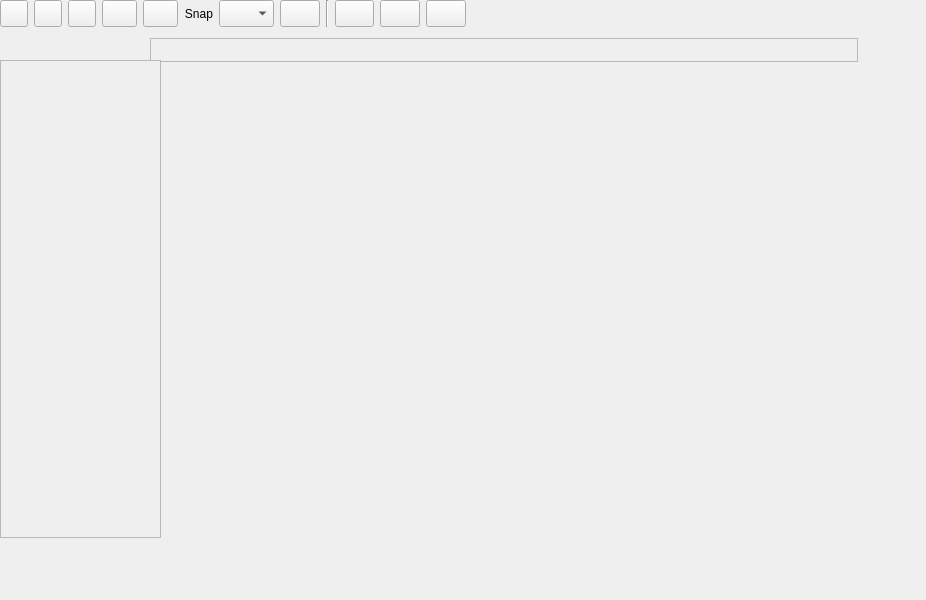
Old version of the form seq_qt5/forms/qperfeditframe64.ui in the repository ahlstromcj/sequencer64.
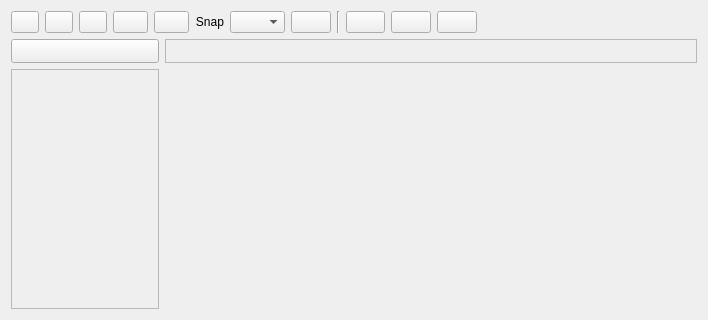
New version of the form. Custom widgets are drawn as their Qt base class.

Commit message: Fixed qperf scroll/size issues, qseqroll issues.

```diff
--- a/seq_qt5/forms/qperfeditframe64.ui
+++ b/seq_qt5/forms/qperfeditframe64.ui
@@ -6,8 +6,8 @@
    <rect>
     <x>0</x>
     <y>0</y>
-    <width>926</width>
-    <height>600</height>
+    <width>708</width>
+    <height>320</height>
    </rect>
   </property>
   <property name="sizePolicy">
@@ -18,8 +18,8 @@
   </property>
   <property name="minimumSize">
    <size>
-    <width>884</width>
-    <height>558</height>
+    <width>600</width>
+    <height>320</height>
    </size>
   </property>
   <property name="windowTitle">
@@ -31,90 +31,8 @@
   <property name="frameShadow">
    <enum>QFrame::Plain</enum>
   </property>
-  <widget class="QScrollArea" name="timeScrollArea">
-   <property name="geometry">
-    <rect>
-     <x>150</x>
-     <y>38</y>
-     <width>708</width>
-     <height>24</height>
-    </rect>
-   </property>
-   <property name="maximumSize">
-    <size>
-     <width>16777215</width>
-     <height>24</height>
-    </size>
-   </property>
-   <property name="widgetResizable">
-    <bool>true</bool>
-   </property>
-   <widget class="QWidget" name="scrollAreaWidgetContents">
-    <property name="geometry">
-     <rect>
-      <x>0</x>
-      <y>0</y>
-      <width>706</width>
-      <height>22</height>
-     </rect>
-    </property>
-   </widget>
-  </widget>
-  <widget class="QScrollArea" name="namesScrollArea">
-   <property name="geometry">
-    <rect>
-     <x>0</x>
-     <y>60</y>
-     <width>161</width>
-     <height>478</height>
-    </rect>
-   </property>
-   <property name="widgetResizable">
-    <bool>true</bool>
-   </property>
-   <widget class="QWidget" name="scrollAreaWidgetContents_2">
-    <property name="geometry">
-     <rect>
-      <x>0</x>
-      <y>0</y>
-      <width>159</width>
-      <height>476</height>
-     </rect>
-    </property>
-   </widget>
-  </widget>
-  <widget class="qscrollmaster" name="rollScrollArea" native="true">
-   <property name="geometry">
-    <rect>
-     <x>150</x>
-     <y>60</y>
-     <width>721</width>
-     <height>491</height>
-    </rect>
-   </property>
-   <property name="widgetResizable" stdset="0">
-    <bool>true</bool>
-   </property>
-   <widget class="QWidget" name="scrollAreaWidgetContents_3" native="true">
-    <property name="geometry">
-     <rect>
-      <x>20</x>
-      <y>0</y>
-      <width>731</width>
-      <height>491</height>
-     </rect>
-    </property>
-   </widget>
-  </widget>
-  <widget class="QWidget" name="layoutWidget">
-   <property name="geometry">
-    <rect>
-     <x>0</x>
-     <y>0</y>
-     <width>524</width>
-     <height>27</height>
-    </rect>
-   </property>
+  <layout class="QGridLayout" name="gridLayout">
+   <item row="0" column="0">
    <layout class="QHBoxLayout" name="horizontalLayout_2">
     <item>
      <layout class="QHBoxLayout" name="horizontalLayout_8">
@@ -368,6 +286,156 @@
      </spacer>
     </item>
    </layout>
+   </item>
+   <item row="1" column="0">
+    <layout class="QHBoxLayout" name="timeHorizLayout">
+     <item>
+      <widget class="QPushButton" name="dummyButton">
+       <property name="minimumSize">
+        <size>
+         <width>148</width>
+         <height>24</height>
+        </size>
+       </property>
+       <property name="text">
+        <string/>
+       </property>
+      </widget>
+     </item>
+     <item>
+      <widget class="QScrollArea" name="timeScrollArea">
+       <property name="sizePolicy">
+        <sizepolicy hsizetype="Expanding" vsizetype="Fixed">
+         <horstretch>0</horstretch>
+         <verstretch>0</verstretch>
+        </sizepolicy>
+       </property>
+       <property name="minimumSize">
+        <size>
+         <width>520</width>
+         <height>0</height>
+        </size>
+       </property>
+       <property name="maximumSize">
+        <size>
+         <width>16777215</width>
+         <height>24</height>
+        </size>
+       </property>
+       <property name="widgetResizable">
+        <bool>true</bool>
+       </property>
+       <widget class="QWidget" name="scrollAreaWidgetContents">
+        <property name="geometry">
+         <rect>
+          <x>0</x>
+          <y>0</y>
+          <width>532</width>
+          <height>16</height>
+         </rect>
+        </property>
+        <property name="sizePolicy">
+         <sizepolicy hsizetype="Expanding" vsizetype="Fixed">
+          <horstretch>0</horstretch>
+          <verstretch>0</verstretch>
+         </sizepolicy>
+        </property>
+       </widget>
+      </widget>
+     </item>
+    </layout>
+   </item>
+   <item row="2" column="0">
+    <layout class="QHBoxLayout" name="rollHorizLayout">
+     <item>
+      <widget class="QScrollArea" name="namesScrollArea">
+       <property name="sizePolicy">
+        <sizepolicy hsizetype="Fixed" vsizetype="Expanding">
+         <horstretch>0</horstretch>
+         <verstretch>0</verstretch>
+        </sizepolicy>
+       </property>
+       <property name="minimumSize">
+        <size>
+         <width>148</width>
+         <height>240</height>
+        </size>
+       </property>
+       <property name="widgetResizable">
+        <bool>true</bool>
+       </property>
+       <widget class="QWidget" name="scrollAreaWidgetContents_2">
+        <property name="geometry">
+         <rect>
+          <x>0</x>
+          <y>0</y>
+          <width>16</width>
+          <height>238</height>
+         </rect>
+        </property>
+        <property name="sizePolicy">
+         <sizepolicy hsizetype="Fixed" vsizetype="Expanding">
+          <horstretch>0</horstretch>
+          <verstretch>0</verstretch>
+         </sizepolicy>
+        </property>
+       </widget>
+      </widget>
+     </item>
+     <item>
+      <widget class="qscrollmaster" name="rollScrollArea" native="true">
+       <property name="sizePolicy">
+        <sizepolicy hsizetype="Expanding" vsizetype="Expanding">
+         <horstretch>0</horstretch>
+         <verstretch>0</verstretch>
+        </sizepolicy>
+       </property>
+       <property name="minimumSize">
+        <size>
+         <width>520</width>
+         <height>240</height>
+        </size>
+       </property>
+       <property name="widgetResizable" stdset="0">
+        <bool>true</bool>
+       </property>
+       <widget class="QWidget" name="scrollAreaWidgetContents_3" native="true">
+        <property name="geometry">
+         <rect>
+          <x>20</x>
+          <y>0</y>
+          <width>580</width>
+          <height>240</height>
+         </rect>
+        </property>
+        <property name="sizePolicy">
+         <sizepolicy hsizetype="Expanding" vsizetype="Expanding">
+          <horstretch>0</horstretch>
+          <verstretch>0</verstretch>
+         </sizepolicy>
+        </property>
+        <property name="minimumSize">
+         <size>
+          <width>580</width>
+          <height>240</height>
+         </size>
+        </property>
+       </widget>
+      </widget>
+     </item>
+    </layout>
+   </item>
+  </layout>
+  <widget class="QWidget" name="layoutWidget">
+   <property name="geometry">
+    <rect>
+     <x>0</x>
+     <y>0</y>
+     <width>2</width>
+     <height>2</height>
+    </rect>
+   </property>
+   <layout class="QHBoxLayout" name="horizontalLayout"/>
   </widget>
  </widget>
  <customwidgets>
```
Left out of the diff: 1 changed line with no effect on the pictures. Lines whose indentation alone changed are shown as unchanged. The commit also changes 12 other files.
